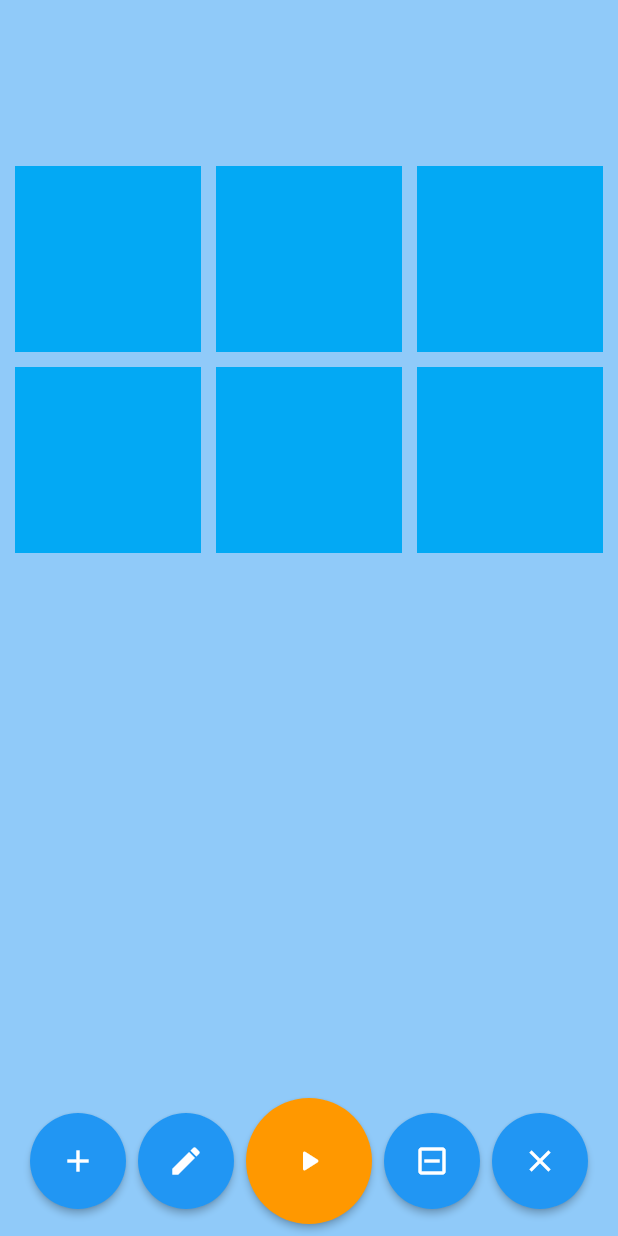
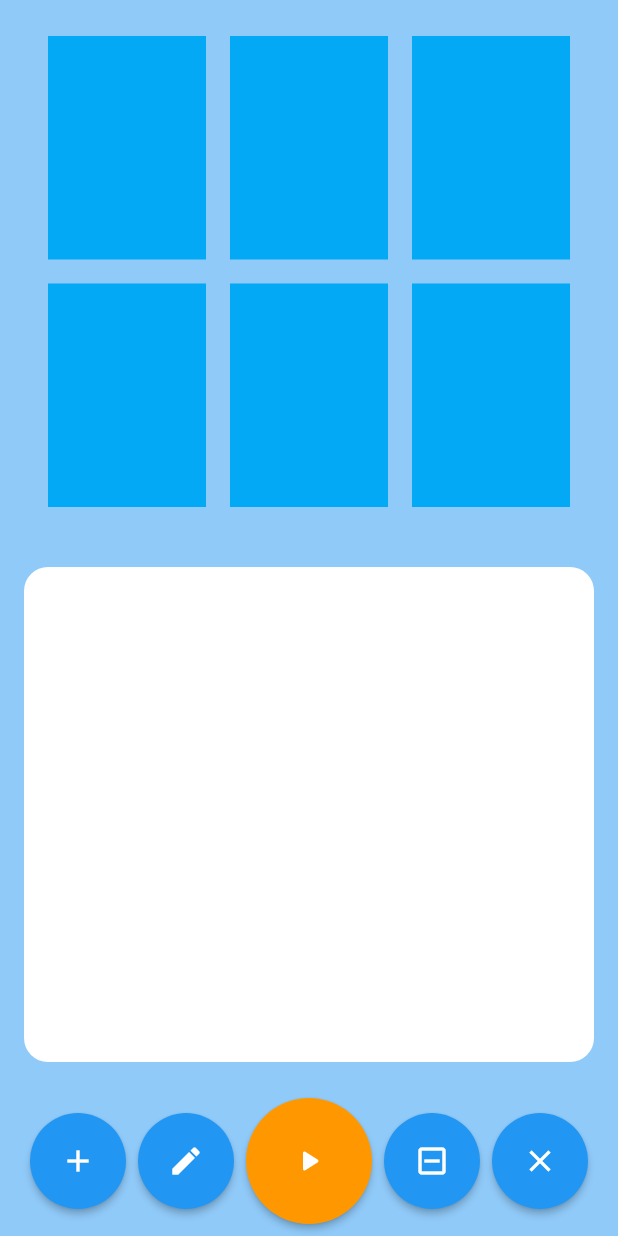
Before and after one commit to pfranz1/swim_timer, a Flutter app: the StarterView screen opened directly, on a phone screen of 412 x 824 dp. Run offline on Flutter 3.47's test engine with Material 2 defaults, Android fonts, the phone set to English and light mode, and no system bars; our stand-ins replace equatable, firebase_core, firebase_database, flutter_bloc, go_router, rxdart and 1 more; missing offline and left inert: dart:html, dart:js; accounts and stored records are empty.

Commit message:
make starter page more dynamic

```diff
--- a/lib/pages/practice/starter/starter_bloc/starter_bloc.dart
+++ b/lib/pages/practice/starter/starter_bloc/starter_bloc.dart
@@ -36,21 +36,14 @@ class StarterBloc extends Bloc<StarterBlocEvent, StarterState> {
   ) async {
     emit(state.copyWith(status: () => StarterStatus.loading));
 
-    await emit.forEach<List<Swimmer>>(
-      _practiceRepository.getSwimmers(),
-      onData: (swimmers) => state.copyWith(
-        // Set status to succsess
-        status: () => StarterStatus.succsess,
-        // Filter all swimmers to the ones on the block
-        blockSwimmers: () => swimmers
-            .where((element) =>
-                (element.lane != null && element.lane! > 0) &&
-                element.startTime == null)
-            .toList(),
-        // Filter all swimmer to the ones on deck
-        deckSwimmers: () => swimmers
-            .where((element) => element.lane == 0 || element.lane == null)
-            .toList(),
+    await emit.forEach<StarterData>(
+      _practiceRepository.getStarterData(),
+      onData: (data) => state.copyWith(
+        // Set status to success
+        status: () => StarterStatus.success,
+        blockSwimmers: () => data.blockSwimmers,
+        deckSwimmers: () => data.deckSwimmers,
+        blockSwimmersByLane: () => data.blockSwimmersByLane,
       ),
       onError: (_, __) => state.copyWith(status: () => StarterStatus.failure),
     );
--- a/lib/pages/practice/starter/starter_bloc/starter_state.dart
+++ b/lib/pages/practice/starter/starter_bloc/starter_state.dart
@@ -1,12 +1,13 @@
 import 'package:equatable/equatable.dart';
 import 'package:practice_repository/practice_repository.dart';
 
-enum StarterStatus { inital, loading, succsess, failure }
+enum StarterStatus { initial, loading, success, failure }
 
 enum SelectedAction { edit, deblock, delete }
 
 class StarterState extends Equatable {
   final List<Swimmer> blockSwimmers;
+  final List<List<Swimmer>> blockSwimmersByLane;
   final List<Swimmer> deckSwimmers;
   final List<Swimmer?> recentlyStarted;
   final Swimmer? selectedSwimmer;
@@ -17,16 +18,18 @@ class StarterState extends Equatable {
 
   const StarterState({
     this.blockSwimmers = const [],
+    this.blockSwimmersByLane = const [],
     this.deckSwimmers = const [],
     this.recentlyStarted = const [],
     this.selectedSwimmer,
     this.selectedAction,
-    this.status = StarterStatus.inital,
+    this.status = StarterStatus.initial,
     this.canUndoStart = false,
   });
 
   StarterState copyWith({
     List<Swimmer> Function()? blockSwimmers,
+    List<List<Swimmer>> Function()? blockSwimmersByLane,
     List<Swimmer> Function()? deckSwimmers,
     List<Swimmer?> Function()? recentlyStarted,
     Swimmer? Function()? selectedSwimmer,
@@ -37,6 +40,9 @@ class StarterState extends Equatable {
     return StarterState(
       blockSwimmers:
           blockSwimmers != null ? blockSwimmers() : this.blockSwimmers,
+      blockSwimmersByLane: blockSwimmersByLane != null
+          ? blockSwimmersByLane()
+          : this.blockSwimmersByLane,
       deckSwimmers: deckSwimmers != null ? deckSwimmers() : this.deckSwimmers,
       selectedSwimmer:
           selectedSwimmer != null ? selectedSwimmer() : this.selectedSwimmer,
--- a/lib/pages/practice/starter/starter_page.dart
+++ b/lib/pages/practice/starter/starter_page.dart
@@ -7,7 +7,7 @@ import 'package:practice_repository/practice_repository.dart';
 import 'package:swim_timer/pages/practice/starter/starter_bloc/starter_bloc.dart';
 import 'package:swim_timer/pages/practice/starter/widgets/deck.dart';
 import 'package:swim_timer/pages/practice/starter/widgets/icon_action_button.dart';
-import 'package:swim_timer/pages/practice/starter/widgets/lane.dart';
+import 'package:swim_timer/pages/practice/starter/widgets/block_lineup.dart';
 import 'package:go_router/go_router.dart';
 
 class StarterPage extends StatelessWidget {
@@ -59,14 +59,10 @@ class StarterView extends StatelessWidget {
                   child: Column(
                     children: [
                       Expanded(
-                        child: Container(),
-                        flex: 1,
-                      ),
-                      Expanded(
                         flex: 4,
                         child: Center(
                           child: BlockLineup(
-                            blockSwimmers: state.blockSwimmers,
+                            blockSwimmersByLane: state.blockSwimmersByLane,
                             selectedSwimmer: state.selectedSwimmer,
                             // key: ObjectKey(DateTime.now()),
                           ),
@@ -74,11 +70,9 @@ class StarterView extends StatelessWidget {
                       ),
                       Expanded(
                         flex: 4,
-                        child: Center(
-                          child: Deck(
-                            swimmersOnDeck: state.deckSwimmers,
-                            activeSwimmer: state.selectedSwimmer,
-                          ),
+                        child: Deck(
+                          swimmersOnDeck: state.deckSwimmers,
+                          activeSwimmer: state.selectedSwimmer,
                         ),
                       ),
                       ConstrainedBox(
--- /dev/null
+++ b/lib/pages/practice/starter/widgets/block_lineup.dart
@@ -0,0 +1,137 @@
+import 'package:flutter/cupertino.dart';
+import 'package:flutter/material.dart';
+import 'package:flutter/src/widgets/container.dart';
+import 'package:flutter/src/widgets/framework.dart';
+import 'package:provider/provider.dart';
+import 'package:practice_repository/practice_repository.dart';
+import 'package:swim_timer/pages/practice/starter/starter_bloc/starter_bloc.dart';
+import 'package:swim_timer/pages/practice/starter/widgets/swimmer_tile.dart';
+
+class BlockLineup extends StatelessWidget {
+  const BlockLineup(
+      {super.key,
+      required this.blockSwimmersByLane,
+      required this.selectedSwimmer})
+      : numOfLanes = blockSwimmersByLane.length - 1;
+
+  final List<List<Swimmer>> blockSwimmersByLane;
+  final Swimmer? selectedSwimmer;
+
+  final int numOfLanes;
+
+  List<Widget> get _topRow {
+    return [
+      for (var i = 1; i <= (numOfLanes / 2).ceil(); i += 1)
+        Expanded(
+            child: Padding(
+          padding: const EdgeInsets.all(8.0),
+          child: BlockTile(
+            laneNumber: i,
+            swimmer: this.blockSwimmersByLane[i].isEmpty
+                ? null
+                : this.blockSwimmersByLane[i].first,
+            isSwimmerSelected: i == this.selectedSwimmer?.lane,
+          ),
+        ))
+    ];
+  }
+
+  List<Widget> get _bottomRow {
+    return [
+      for (var i = (numOfLanes / 2).ceil() + 1; i <= numOfLanes; i += 1)
+        Expanded(
+            child: Padding(
+          padding: const EdgeInsets.all(8.0),
+          child: BlockTile(
+            laneNumber: i,
+            swimmer: this.blockSwimmersByLane[i].isEmpty
+                ? null
+                : this.blockSwimmersByLane[i].first,
+            isSwimmerSelected: i == this.selectedSwimmer?.lane,
+          ),
+        ))
+    ];
+  }
+
+  List<Widget> get _singleRow {
+    return [
+      for (var i = 1; i < this.numOfLanes; i += 1)
+        Expanded(
+          child: BlockTile(
+            laneNumber: i,
+            swimmer: this.blockSwimmersByLane[i].isEmpty
+                ? null
+                : this.blockSwimmersByLane[i].first,
+            isSwimmerSelected: i == this.selectedSwimmer?.lane,
+          ),
+        )
+    ];
+  }
+
+  @override
+  Widget build(BuildContext context) {
+    return Padding(
+      padding: const EdgeInsets.symmetric(horizontal: 24.0, vertical: 16.0),
+      child: Column(
+        mainAxisAlignment: MainAxisAlignment.spaceBetween,
+        children: [
+          if (this.numOfLanes <= 3)
+            Expanded(
+              child: Row(
+                children: _singleRow,
+                crossAxisAlignment: CrossAxisAlignment.stretch,
+              ),
+            ),
+          if (this.numOfLanes > 3)
+            Expanded(
+              child: Row(
+                children: _topRow,
+                crossAxisAlignment: CrossAxisAlignment.stretch,
+              ),
+            ),
+          if (this.numOfLanes > 3)
+            Expanded(
+              child: Row(
+                children: _bottomRow,
+                crossAxisAlignment: CrossAxisAlignment.stretch,
+              ),
+            )
+        ],
+      ),
+    );
+  }
+}
+
+class BlockTile extends StatelessWidget {
+  const BlockTile({
+    super.key,
+    required this.swimmer,
+    required this.laneNumber,
+    this.isSwimmerSelected = false,
+  });
+
+  final Swimmer? swimmer;
+  final int laneNumber;
+  final bool isSwimmerSelected;
+
+  @override
+  Widget build(BuildContext context) {
+    return GestureDetector(
+      onTap: () =>
+          context.read<StarterBloc>().add(TapLane(laneNumber, swimmer)),
+      child: Container(
+          color: Colors.lightBlue,
+          child: Center(
+              child: swimmer != null
+                  ? SwimmerTile(
+                      swimmer: swimmer!,
+                      isActiveSwimmer: isSwimmerSelected,
+                      isOnBlock: true,
+                      onTap: () => context
+                          .read<StarterBloc>()
+                          .add(TapLane(laneNumber, swimmer)),
+                    )
+                  : null)),
+    );
+  }
+}
--- a/lib/pages/practice/starter/widgets/deck.dart
+++ b/lib/pages/practice/starter/widgets/deck.dart
@@ -17,13 +17,17 @@ class Deck extends StatelessWidget {
   @override
   Widget build(BuildContext context) {
     return Padding(
-      padding: const EdgeInsets.all(10.0),
-      child: AspectRatio(
-        aspectRatio: 3 / 2,
+      padding: const EdgeInsets.all(16.0),
+      child: Container(
+        decoration: BoxDecoration(
+            borderRadius: BorderRadius.all(Radius.circular(16.0)),
+            color: Colors.white),
+        child: Padding(
+          padding: const EdgeInsets.all(16.0),
           child: GridView.builder(
-          itemCount: this.swimmersOnDeck.length,
+            itemCount: swimmersOnDeck.length,
             gridDelegate: const SliverGridDelegateWithMaxCrossAxisExtent(
-              maxCrossAxisExtent: 125.0,
+                maxCrossAxisExtent: 200.0,
                 crossAxisSpacing: 5.0,
                 mainAxisSpacing: 5.0),
             itemBuilder: (context, index) {
@@ -37,6 +41,7 @@ class Deck extends StatelessWidget {
             },
           ),
         ),
+      ),
     );
   }
 }
--- a/lib/pages/practice/starter/widgets/lane.dart
+++ /dev/null
@@ -1,85 +0,0 @@
-import 'package:flutter/cupertino.dart';
-import 'package:flutter/material.dart';
-import 'package:flutter/src/widgets/container.dart';
-import 'package:flutter/src/widgets/framework.dart';
-import 'package:provider/provider.dart';
-import 'package:practice_repository/practice_repository.dart';
-import 'package:swim_timer/pages/practice/starter/starter_bloc/starter_bloc.dart';
-import 'package:swim_timer/pages/practice/starter/widgets/swimmer_tile.dart';
-
-class BlockLineup extends StatelessWidget {
-  const BlockLineup(
-      {super.key, required this.blockSwimmers, required this.selectedSwimmer});
-
-  final List<Swimmer> blockSwimmers;
-  final Swimmer? selectedSwimmer;
-
-  //TODO: Remove magic number
-  static const int numOfLanes = 6;
-
-  static const int numPerRow = 2;
-
-  @override
-  Widget build(BuildContext context) {
-    final List<Swimmer?> organizedSwimmers = List.filled(numOfLanes, null);
-
-    for (Swimmer swimmer in blockSwimmers) {
-      organizedSwimmers[swimmer.lane! - 1] = swimmer;
-    }
-
-    return Container(
-      padding: EdgeInsets.all(10),
-      child: AspectRatio(
-        aspectRatio: 3 / 2,
-        child: GridView.builder(
-          gridDelegate: SliverGridDelegateWithFixedCrossAxisCount(
-              crossAxisCount: 3, mainAxisSpacing: 10, crossAxisSpacing: 10),
-          scrollDirection: Axis.vertical,
-          shrinkWrap: true,
-          itemCount: numOfLanes,
-          itemBuilder: ((context, index) {
-            return BlockTile(
-              swimmer: organizedSwimmers[index],
-              laneNumber: index + 1,
-              isSwimmerSelected: index + 1 == (selectedSwimmer?.lane ?? -1),
-            );
-          }),
-        ),
-      ),
-    );
-  }
-}
-
-class BlockTile extends StatelessWidget {
-  const BlockTile({
-    super.key,
-    required this.swimmer,
-    required this.laneNumber,
-    this.isSwimmerSelected = false,
-  });
-
-  final Swimmer? swimmer;
-  final int laneNumber;
-  final bool isSwimmerSelected;
-
-  @override
-  Widget build(BuildContext context) {
-    return GestureDetector(
-      onTap: () =>
-          context.read<StarterBloc>().add(TapLane(laneNumber, swimmer)),
-      child: Container(
-          color: Colors.lightBlue,
-          child: Center(
-              child: swimmer != null
-                  ? SwimmerTile(
-                      swimmer: swimmer!,
-                      isActiveSwimmer: isSwimmerSelected,
-                      isOnBlock: true,
-                      onTap: () => context
-                          .read<StarterBloc>()
-                          .add(TapLane(laneNumber, swimmer)),
-                    )
-                  : null)),
-    );
-  }
-}
--- a/packages/practice_repository/lib/src/practice_repository.dart
+++ b/packages/practice_repository/lib/src/practice_repository.dart
@@ -1,4 +1,20 @@
 import 'package:practice_api/practice_api.dart';
+
+class StarterData {
+  /// Swimmers on the block
+  final List<Swimmer> blockSwimmers;
+
+  /// Swimmers on the deck
+  final List<Swimmer> deckSwimmers;
+
+  /// Swimmers on the block, grouped by lane
+  final List<List<Swimmer>> blockSwimmersByLane;
+
+  StarterData(
+      {required this.blockSwimmers,
+      required this.deckSwimmers,
+      required this.blockSwimmersByLane});
+}
 
 /// {@template practice_repository}
 /// A repository that handles pratice related requests.
@@ -48,6 +64,10 @@ class PracticeRepository {
         (event) => _filterSwimmers(_filterBlockSwimmer, event),
       );
 
+  Stream<List<List<Swimmer>>> getBlockSwimmersByLane() =>
+      _practiceApi.getSwimmers().map(
+          (event) => _groupByLane(_filterSwimmers(_filterBlockSwimmer, event)));
+
   /// Keep the swimmer who has a lane > 0 but no start time.
   ///
   /// Block Filter
@@ -93,6 +113,20 @@ class PracticeRepository {
 
     return groupings;
   }
+
+  /// Provides all of the data the starter page wants in a single stream
+  ///
+  /// Has info: blockSwimmers, deckSwimmers, blockSwimmersByLane
+  Stream<StarterData> getStarterData() => _practiceApi.getSwimmers().map(
+        (swimmers) {
+          final blockSwimmers = _filterSwimmers(_filterBlockSwimmer, swimmers);
+          return StarterData(
+            blockSwimmers: blockSwimmers,
+            deckSwimmers: _filterSwimmers(_filterDeckSwimmer, swimmers),
+            blockSwimmersByLane: _groupByLane(blockSwimmers),
+          );
+        },
+      );
 
   /// Attempts to set the lane of a swimmer
   ///
```
Lines whose indentation alone changed are shown as unchanged.
